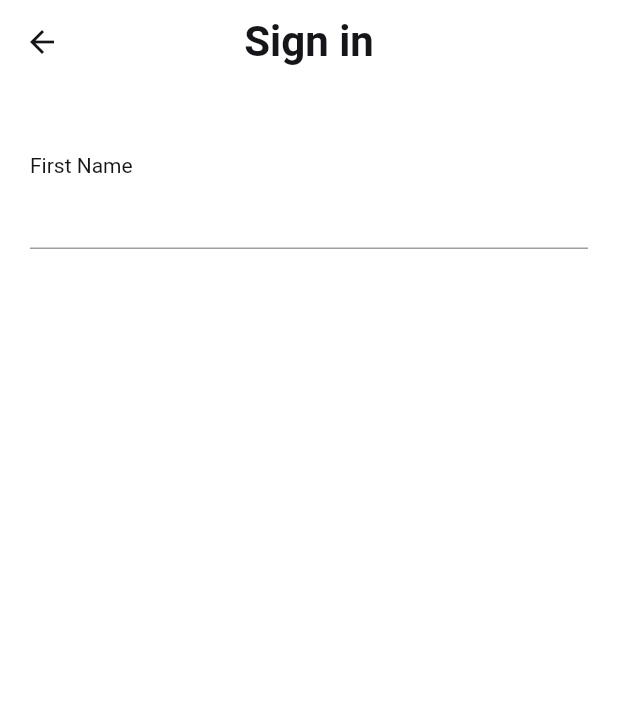
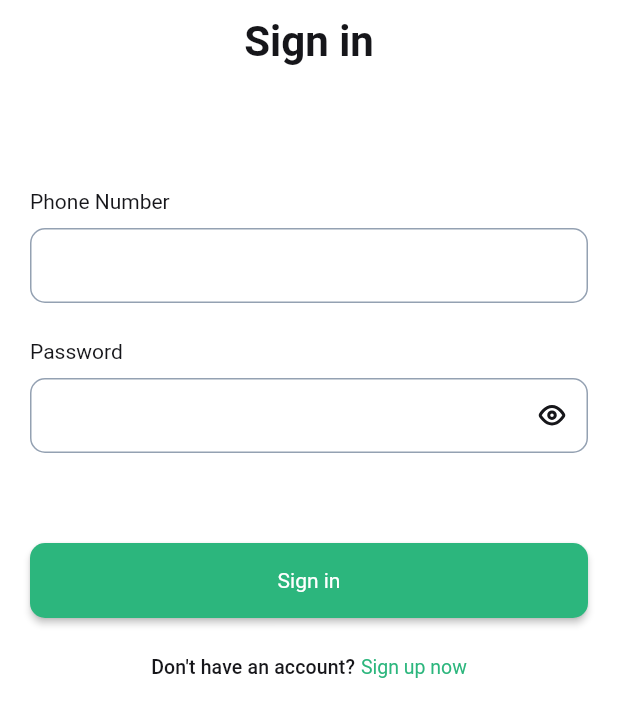
Before and after one commit to mahdinaghikhanii/Car-Rental, a Flutter app: the screen it shows after launch, after a tap on "Login in", on a phone screen of 412 x 824 dp. Shown: the top 717 px of the screen. Run offline on Flutter 3.47's test engine with Material 2 defaults, Android fonts, the phone set to English and light mode, and no system bars; our stand-ins replace dio, equatable, flutter_bloc, flutter_svg, google_fonts, pinput; Roboto replaces fonts that are missing (Inder).

Commit message:
finishid design sign in

```diff
--- a/lib/l10n/intl_en.arb
+++ b/lib/l10n/intl_en.arb
@@ -12,5 +12,9 @@
     "login_in" : "Login in",
     "verify_phone_number" : "Verify phone number",
     "we_sent_on_ur_phone_a_verifaction_code" : "We sent on ur phone a 4-digit verification code",
-    "verify" : "Verify"
+    "verify" : "Verify",
+    "cant_sign_in" : "Can't sign in?",
+    "account_recovery" : "Account recovery",
+    "dont_have_an_account" : "Don't have an account?",
+    "sign_up_now" : "Sign up now"
 }
--- a/lib/l10n/intl_fa.arb
+++ b/lib/l10n/intl_fa.arb
@@ -11,5 +11,8 @@
     "already_have_an_account" : "Aleady have an account?",
     "login_in" : "Login in",
     "verify_phone_number" : "Verify phone number",
-    "we_sent_on_ur_phone_a_verifaction_code" : "We sent on ur phone a 4-digit verification code"
+    "we_sent_on_ur_phone_a_verifaction_code" : "We sent on ur phone a 4-digit verification code",
+    "verify" : "Verify",
+    "cant_sign_in" : "Can't sign in?",
+    "account_recovery" : "Account recovery"
 }
--- a/lib/main.dart
+++ b/lib/main.dart
@@ -1,6 +1,5 @@
 import 'generated/l10n.dart';
 import 'theme/light_theme.dart';
-import 'ui/auth/sign_in/sign_in.dart';
 import 'ui/auth/sign_up/sign_up.dart';
 import 'package:flutter_localizations/flutter_localizations.dart';
 import 'package:google_fonts/google_fonts.dart';
--- a/lib/ui/auth/sign_in/sign_in.dart
+++ b/lib/ui/auth/sign_in/sign_in.dart
@@ -1,3 +1,7 @@
+import 'package:car/ui/auth/sign_up/sign_up.dart';
+import 'package:car/ui/widgets/custom_green_button.dart';
+import 'package:car/ui/widgets/text_input.dart';
+
 import '../../../common/dimensions.dart';
 import '../../../generated/l10n.dart';
 import 'package:flutter/material.dart';
@@ -7,9 +11,12 @@ class SignInScreen extends StatelessWidget {
 
   @override
   Widget build(BuildContext context) {
+    TextEditingController phoneNumberController = TextEditingController();
+    TextEditingController passwordController = TextEditingController();
     const double customSizeTitle = 14;
     return Scaffold(
       appBar: AppBar(
+        automaticallyImplyLeading: false,
         centerTitle: true,
         title: Text(S.of(context).sign_in,
             style: Theme.of(context).textTheme.titleLarge),
@@ -20,15 +27,53 @@ class SignInScreen extends StatelessWidget {
           child: Column(
             crossAxisAlignment: CrossAxisAlignment.start,
             children: [
-              const SizedBox(height: 46),
+              const SizedBox(height: 70),
               Text(
-                S.of(context).first_name,
+                S.of(context).phone_number,
                 style: Theme.of(context)
                     .textTheme
                     .titleMedium!
                     .copyWith(fontSize: customSizeTitle),
               ),
-              TextFormField()
+              const SizedBox(height: 10),
+              TextInputWidgets(controller: phoneNumberController),
+              const SizedBox(height: 24),
+              Text(
+                S.of(context).password,
+                style: Theme.of(context)
+                    .textTheme
+                    .titleMedium!
+                    .copyWith(fontSize: customSizeTitle),
+              ),
+              const SizedBox(height: 10),
+              TextInputWidgets(
+                controller: passwordController,
+                password: true,
+              ),
+              const SizedBox(height: 60),
+              CustomGreenButtonWidgets(
+                ontap: () {},
+                text: S.of(context).sign_in,
+              ),
+              const SizedBox(height: 25),
+              Row(
+                mainAxisAlignment: MainAxisAlignment.center,
+                children: [
+                  Text(
+                    S.of(context).dont_have_an_account,
+                    style: Theme.of(context).textTheme.titleSmall,
+                  ),
+                  const SizedBox(width: 4),
+                  InkWell(
+                      onTap: () {
+                        Navigator.pushReplacement(
+                            context,
+                            MaterialPageRoute(
+                                builder: (context) => const SignUpScreen()));
+                      },
+                      child: Text(S.of(context).sign_up_now))
+                ],
+              )
             ],
           ),
         ),
--- a/lib/ui/auth/sign_up/sign_up.dart
+++ b/lib/ui/auth/sign_up/sign_up.dart
@@ -19,6 +19,7 @@ class SignUpScreen extends StatelessWidget {
     const double customSizeTitle = 14;
     return Scaffold(
       appBar: AppBar(
+        automaticallyImplyLeading: false,
         centerTitle: true,
         title: Text(S.of(context).sign_up,
             style:
@@ -69,8 +70,7 @@ class SignUpScreen extends StatelessWidget {
                     .copyWith(fontSize: customSizeTitle),
               ),
               const SizedBox(height: 10),
-              TextInputWidgets(
-                  controller: phoneNumberController, password: true),
+              TextInputWidgets(controller: passwordController, password: true),
               const SizedBox(height: 50),
               CustomGreenButtonWidgets(
                   ontap: () {
@@ -91,7 +91,7 @@ class SignUpScreen extends StatelessWidget {
                   const SizedBox(width: 4),
                   InkWell(
                     onTap: () {
-                      Navigator.push(
+                      Navigator.pushReplacement(
                           context,
                           MaterialPageRoute(
                               builder: (context) => const SignInScreen()));
```
Also changed, not shown: lib/generated/intl/messages_en.dart, lib/generated/intl/messages_fa.dart, lib/generated/l10n.dart.
